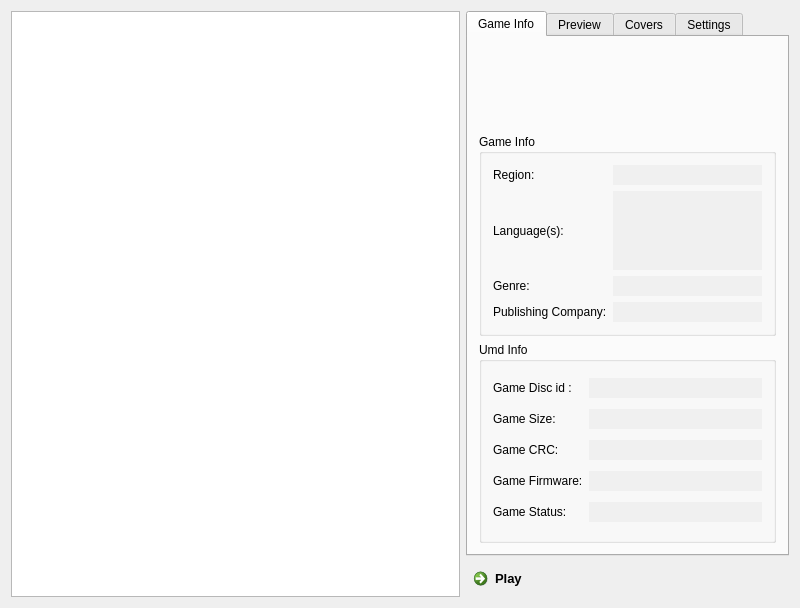
pcspold/pcsp-deprecated, file pcsp-udb/src/qt4/qpcspxmb.ui: the form before one commit.
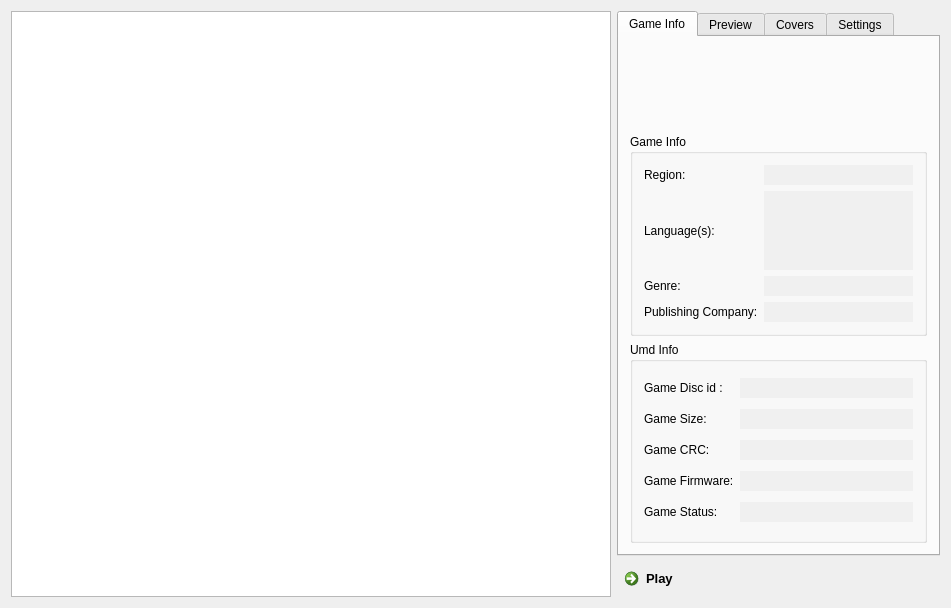
The form after the commit. The open tabs and pages were chosen to show the change. Icons and pictures are not drawn.

Commit message: added more autodetection region codes fixed a bug in qrc (hey hlide) fixed minimum sizing of tree fixed the error message if emu not found

```diff
--- a/pcsp-udb/src/qt4/qpcspxmb.ui
+++ b/pcsp-udb/src/qt4/qpcspxmb.ui
@@ -9,8 +9,8 @@
    <rect>
     <x>0</x>
     <y>0</y>
-    <width>800</width>
-    <height>600</height>
+    <width>947</width>
+    <height>604</height>
    </rect>
   </property>
   <property name="minimumSize">
@@ -75,6 +75,12 @@
         <verstretch>1</verstretch>
        </sizepolicy>
       </property>
+      <property name="minimumSize">
+       <size>
+        <width>600</width>
+        <height>582</height>
+       </size>
+      </property>
       <property name="rootIsDecorated">
        <bool>false</bool>
       </property>
```
Left out of the diff: 2 changed lines with no effect on the pictures. The commit also changes 3 other files.
